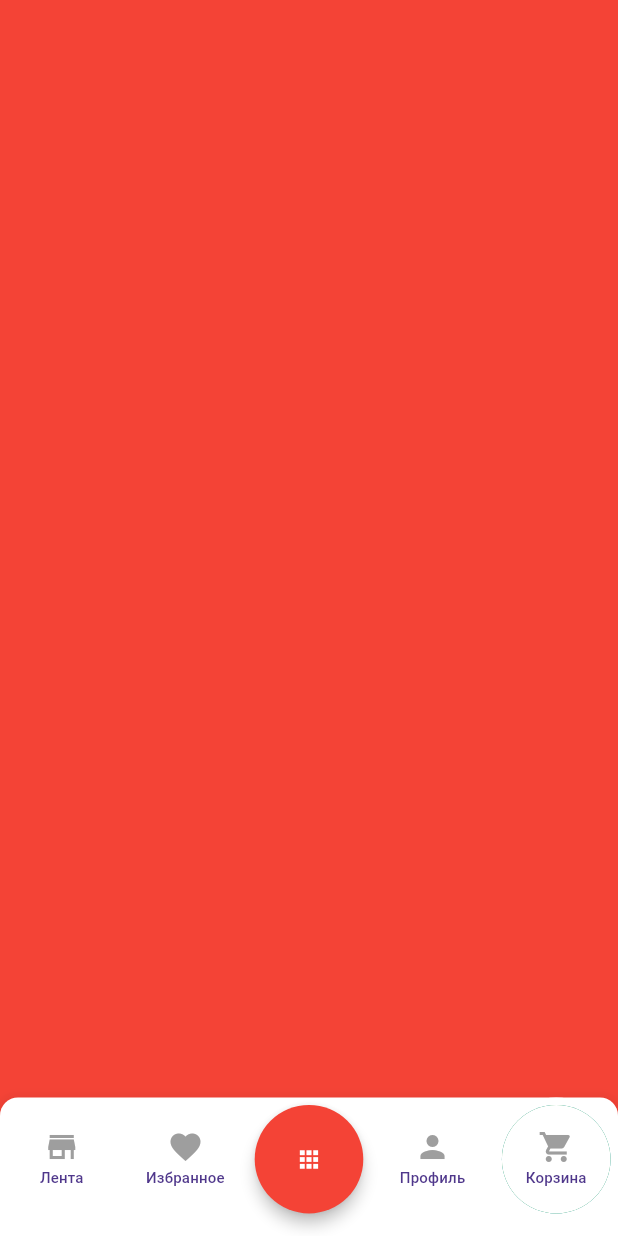
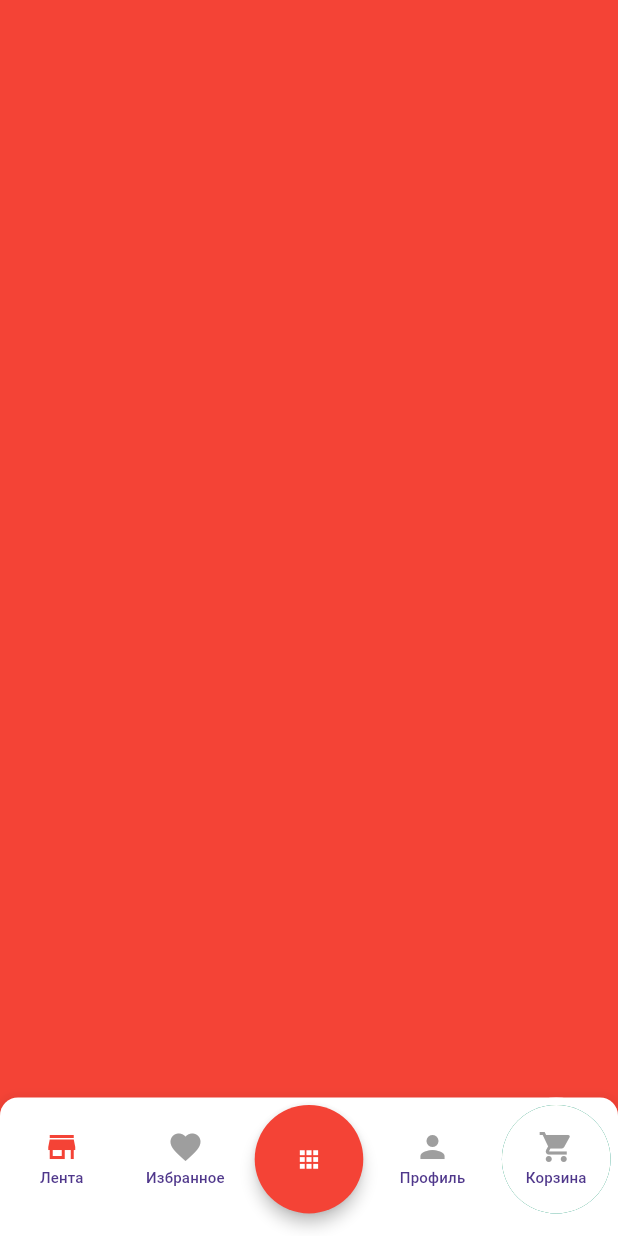
Before and after one commit to bekakts/malina_test, a Flutter app: the screen it shows after launch, on a phone screen of 412 x 824 dp. Run offline on Flutter 3.47's test engine with Material 3 defaults, Android fonts, the phone set to English and light mode, and no system bars; our stand-ins replace auto_route, flutter_bloc, freezed_annotation, get_it.

Commit message:
added bottom navigation properly

```diff
--- a/lib/presentation/ui/main/main_page.dart
+++ b/lib/presentation/ui/main/main_page.dart
@@ -1,6 +1,7 @@
 import 'package:auto_route/auto_route.dart';
 import 'package:flutter/material.dart';
 import 'package:flutter_bloc/flutter_bloc.dart';
+import 'package:malina_test/presentation/routing/app_router.dart';
 import 'package:malina_test/presentation/ui/main/main_bloc.dart';
 import 'package:malina_test/presentation/ui/main/state/main_state.dart';
 import 'package:malina_test/presentation/ui/main/widget/bottom_nav_bar.dart';
@@ -18,22 +19,42 @@ class _MainPageState extends State<MainPage> {
   Widget build(BuildContext context) {
     return BlocBuilder<MainBloc, MainState>(
       builder: (context, state) {
-        return _mainWidget(state);
-      },
-    );
-  }
-
-  Widget _mainWidget(MainState state) {
+        return AutoTabsRouter(
+          // Order here must match your tab order!
+          routes: const [
+            StoreRoute(),
+            FavoriteRoute(),
+            ProfileRoute(),
+            FoodRoute(),
+            ProductRoute(),
+          ],
+          // The builder now only receives (context, child)
+          builder: (context, child) {
+            final tabsRouter = AutoTabsRouter.of(context);
             return Scaffold(
+              // Instead of using bottomNavigationBar, we use a Stack in the body.
               body: Stack(
                 children: [
-          const AutoRouter(),
+                  // The content fills all available space.
+                  Positioned.fill(child: child),
+                  // Align the custom bottom nav bar at the bottom.
                   Align(
                     alignment: Alignment.bottomCenter,
-            child: BottomNavBar(state: state),
+                    child: BottomNavBar(
+                      state: state,
+                      currentIndex: tabsRouter.activeIndex,
+                      onTabSelected: (index) {
+                        // Switch tabs while preserving state.
+                        tabsRouter.setActiveIndex(index);
+                      },
+                    ),
                   ),
                 ],
               ),
             );
+          },
+        );
+      },
+    );
   }
 }
--- a/lib/presentation/ui/main/widget/bottom_nav_bar.dart
+++ b/lib/presentation/ui/main/widget/bottom_nav_bar.dart
@@ -1,16 +1,20 @@
-import 'package:auto_route/auto_route.dart';
 import 'package:flutter/material.dart';
-import 'package:malina_test/presentation/routing/app_router.dart';
-
+import 'package:malina_test/presentation/ui/main/event/main_event.dart';
+import 'package:malina_test/presentation/ui/main/main_bloc.dart';
+import 'package:malina_test/presentation/ui/main/state/main_state.dart';
 import '../../../../di/main_di.dart';
-import '../event/main_event.dart';
-import '../main_bloc.dart';
-import '../state/main_state.dart';
 
 class BottomNavBar extends StatefulWidget {
   final MainState state;
+  final int currentIndex;
+  final Function(int) onTabSelected;
 
-  const BottomNavBar({super.key, required this.state});
+  const BottomNavBar({
+    super.key,
+    required this.state,
+    required this.currentIndex,
+    required this.onTabSelected,
+  });
 
   @override
   State<BottomNavBar> createState() => _BottomNavBarState();
@@ -28,7 +32,7 @@ class _BottomNavBarState extends State<BottomNavBar> {
   @override
   Widget build(BuildContext context) {
     final screenWidth = MediaQuery.of(context).size.width;
-    final calculatedHeight = screenWidth / 5+10;
+    final calculatedHeight = screenWidth / 5 + 10;
 
     return Stack(
       children: [
@@ -39,21 +43,27 @@ class _BottomNavBarState extends State<BottomNavBar> {
           child: Material(
             elevation: 8,
             color: Colors.transparent,
-            borderRadius: BorderRadius.vertical(top: Radius.circular(12)),
+            borderRadius:
+            const BorderRadius.vertical(top: Radius.circular(12)),
             child: Container(
               height: calculatedHeight,
-              decoration: BoxDecoration(
+              decoration: const BoxDecoration(
                 color: Colors.white,
-                borderRadius: BorderRadius.vertical(top: Radius.circular(12)),
+                borderRadius:
+                BorderRadius.vertical(top: Radius.circular(12)),
               ),
             ),
           ),
         ),
-
-        Positioned(left: 0, right: 0, bottom: 0, child: Padding(
+        Positioned(
+          left: 0,
+          right: 0,
+          bottom: 0,
+          child: Padding(
             padding: const EdgeInsets.only(bottom: 10.0),
             child: _bottomNavBar(),
-        )),
+          ),
+        ),
       ],
     );
   }
@@ -61,39 +71,40 @@ class _BottomNavBarState extends State<BottomNavBar> {
   Widget _bottomNavBar() {
     final screenWidth = MediaQuery.of(context).size.width;
     final bottomButtonSize = screenWidth / 5 - 10;
-    final router = AutoRouter.of(context);
+
     return Row(
       crossAxisAlignment: CrossAxisAlignment.end,
       mainAxisAlignment: MainAxisAlignment.spaceAround,
       children: [
+        // "Лента" button (StoreRoute, index 0)
         Padding(
           padding: const EdgeInsets.all(5.0),
           child: bottomNavButton(
             bottomButtonSize,
-            widget.state.currentTab == MainTab.shoppingCart,
+            widget.currentIndex == 0,
             "Лента",
             Icons.store,
                 () {
               _mainBloc.add(const MainEvent.tabSelected(MainTab.store));
-              router.navigate(const StoreRoute());
+              widget.onTabSelected(0);
             },
           ),
         ),
-
+        // "Избранное" button (FavoriteRoute, index 1)
         Padding(
           padding: const EdgeInsets.all(5.0),
           child: bottomNavButton(
             bottomButtonSize,
-            widget.state.currentTab == MainTab.shoppingCart,
+            widget.currentIndex == 1,
             "Избранное",
             Icons.favorite,
                 () {
               _mainBloc.add(const MainEvent.tabSelected(MainTab.favorite));
-              router.navigate(const FavoriteRoute());
+              widget.onTabSelected(1);
             },
           ),
         ),
-
+        // Central button (custom action – not tied to a route)
         Padding(
           padding: const EdgeInsets.all(5.0),
           child: SizedBox(
@@ -106,7 +117,9 @@ class _BottomNavBarState extends State<BottomNavBar> {
                 minimumSize: Size(bottomButtonSize, bottomButtonSize),
                 elevation: 4,
               ),
-              onPressed: () {},
+              onPressed: () {
+                // Define your central button action here if needed.
+              },
               child: const Icon(
                 Icons.apps,
                 color: Colors.white,
@@ -114,21 +127,21 @@ class _BottomNavBarState extends State<BottomNavBar> {
             ),
           ),
         ),
-
+        // "Профиль" button (ProfileRoute, index 2)
         Padding(
           padding: const EdgeInsets.all(5.0),
           child: bottomNavButton(
             bottomButtonSize,
-            widget.state.currentTab == MainTab.shoppingCart,
+            widget.currentIndex == 2,
             "Профиль",
             Icons.person,
                 () {
               _mainBloc.add(const MainEvent.tabSelected(MainTab.profile));
-              router.navigate(const ProfileRoute());
+              widget.onTabSelected(2);
             },
           ),
         ),
-
+        // Expanding buttons: "Еда" (FoodRoute, index 3) and "Корзина" (ProductRoute, index 4)
         buildExpandingButtons(
           context,
           widget.state.isCartOverlayOpen,
@@ -167,24 +180,23 @@ class _BottomNavBarState extends State<BottomNavBar> {
           clipBehavior: Clip.none,
           alignment: Alignment.bottomCenter,
           children: [
+            // "Еда" button (FoodRoute, index 3)
             AnimatedPositioned(
               duration: const Duration(milliseconds: 200),
               curve: Curves.easeInOut,
               bottom: isExpanded ? buttonSize * 2 + spacing * 2 : 0,
               child: GestureDetector(
                 onTap: () {
-                  /*    BlocProvider.of<StoreBloc>(
-                    context,
-                  ).add(ToggleExpansionEvent());*/
+                  _mainBloc.add(const MainEvent.cartOverlayToggled());
+                  widget.onTabSelected(3);
                 },
                 child: CircleAvatar(
                   radius: buttonSize / 2,
                   backgroundColor: Colors.blue,
                   child: Column(
                     mainAxisAlignment: MainAxisAlignment.center,
-                    crossAxisAlignment: CrossAxisAlignment.center,
-                    children: [
-                      const Icon(Icons.food_bank_outlined),
+                    children: const [
+                      Icon(Icons.food_bank_outlined),
                       SizedBox(height: 1),
                       Text(
                         "Еда",
@@ -199,15 +211,15 @@ class _BottomNavBarState extends State<BottomNavBar> {
                 ),
               ),
             ),
+            // Additional expanding button (for example, a share button)
             AnimatedPositioned(
               duration: const Duration(milliseconds: 200),
               curve: Curves.easeInOut,
               bottom: isExpanded ? buttonSize + spacing : 0,
               child: GestureDetector(
                 onTap: () {
-                  /* BlocProvider.of<StoreBloc>(
-                    context,
-                  ).add(ToggleExpansionEvent());*/
+                  widget.onTabSelected(4);
+                  _mainBloc.add(const MainEvent.cartOverlayToggled());
                 },
                 child: CircleAvatar(
                   radius: buttonSize / 2,
@@ -216,15 +228,17 @@ class _BottomNavBarState extends State<BottomNavBar> {
                 ),
               ),
             ),
+            // "Корзина" button (ProductRoute, index 4)
             Positioned(
               bottom: 0,
               child: bottomNavButton(
                 buttonSize,
-                widget.state.currentTab == MainTab.shoppingCart,
+                widget.currentIndex == 4 || widget.currentIndex ==3,
                 "Корзина",
                 Icons.shopping_cart,
                     () {
                       _mainBloc.add(const MainEvent.cartOverlayToggled());
+                 // widget.onTabSelected(4);
                 },
               ),
             ),
@@ -248,13 +262,12 @@ class _BottomNavBarState extends State<BottomNavBar> {
         backgroundColor: Colors.white,
         child: Column(
           mainAxisAlignment: MainAxisAlignment.center,
-          crossAxisAlignment: CrossAxisAlignment.center,
           children: [
             Icon(icon, color: isSelected ? Colors.red : Colors.grey),
-            SizedBox(height: 1),
+            const SizedBox(height: 1),
             Text(
               tabTitle,
-              style: TextStyle(fontSize: 10),
+              style: const TextStyle(fontSize: 10),
               textAlign: TextAlign.center,
             ),
           ],
```
Lines whose indentation alone changed are shown as unchanged.
